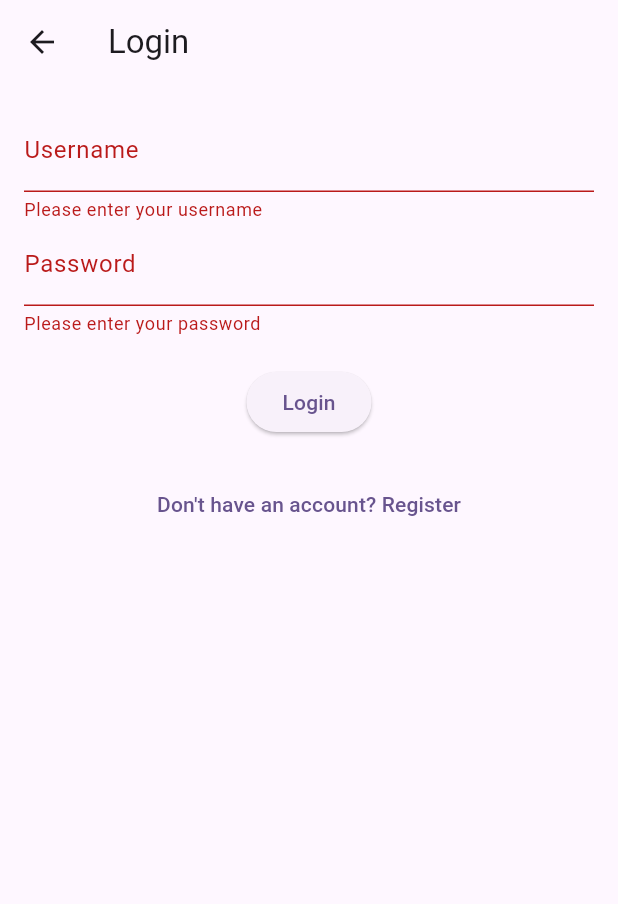
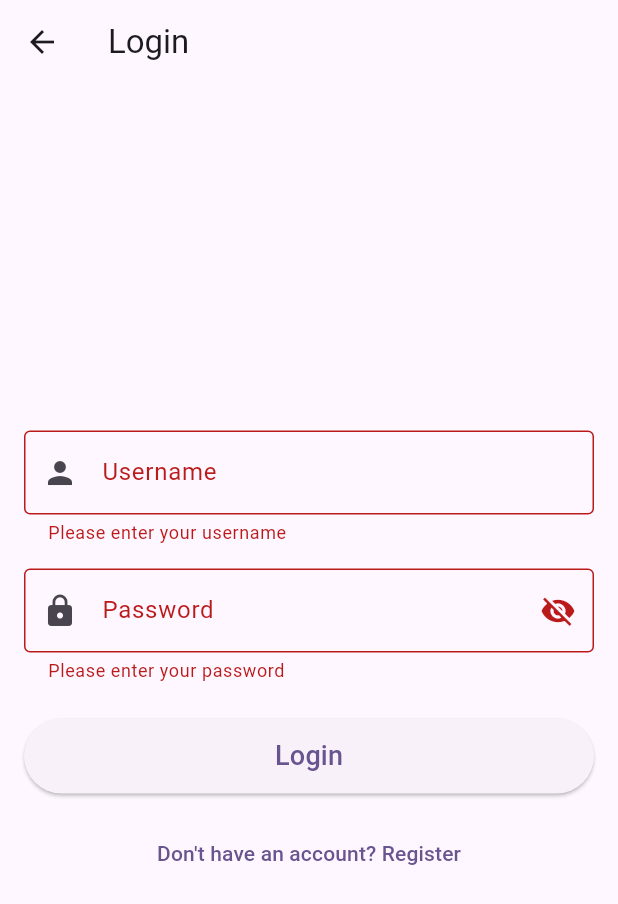
Before and after one commit to joe4780/notificationApp, a Flutter app: the screen it shows after launch, after a tap on "Login", on a phone screen of 412 x 824 dp. Shown: the top 904 px of the screen. Run offline on Flutter 3.47's test engine with Material 3 defaults, Android fonts, the light colour scheme and no system bars; our stand-ins replace firebase_core, firebase_messaging, flutter_secure_storage; accounts and stored records are empty.

Commit message:
user screens

```diff
--- a/notification_app/lib/login_screen.dart
+++ b/notification_app/lib/login_screen.dart
@@ -1,6 +1,7 @@
 import 'package:flutter/material.dart';
 import 'package:http/http.dart' as http;
 import 'dart:convert';
+import 'package:flutter_secure_storage/flutter_secure_storage.dart';
 
 class LoginScreen extends StatefulWidget {
   const LoginScreen({Key? key}) : super(key: key);
@@ -14,6 +15,16 @@ class _LoginScreenState extends State<LoginScreen> {
   final TextEditingController _passwordController = TextEditingController();
   final _formKey = GlobalKey<FormState>();
   bool _isLoading = false;
+  bool _obscurePassword = true;
+  final storage =
+      const FlutterSecureStorage(); // Secure storage for storing token
+
+  @override
+  void dispose() {
+    _usernameController.dispose();
+    _passwordController.dispose();
+    super.dispose();
+  }
 
   Future<void> _login() async {
     if (!_formKey.currentState!.validate()) {
@@ -24,36 +35,71 @@ class _LoginScreenState extends State<LoginScreen> {
       _isLoading = true;
     });
 
-    final username = _usernameController.text;
+    final username = _usernameController.text.trim();
     final password = _passwordController.text;
 
     try {
       final response = await http.post(
-        Uri.parse('http://localhost:3000/login'),
+        Uri.parse(
+            'http://localhost:3000/login'), // Replace with your server URL
         headers: {'Content-Type': 'application/json'},
         body: jsonEncode({'username': username, 'password': password}),
       );
 
+      print('Raw response: ${response.body}');
+
       if (response.statusCode == 200) {
         final data = jsonDecode(response.body);
-        final userId = data['userId']; // Updated to match backend response
-        Navigator.pushReplacementNamed(context, '/user', arguments: userId);
+
+        // Print the response type and contents for debugging
+        print('Response type: ${data.runtimeType}');
+        print('Response data: $data');
+
+        final String? token = data['token'];
+        final dynamic userId = data['userId']; // Handle userId conversion
+        final String? role = data['role'];
+
+        // Convert userId to integer if necessary
+        final int? parsedUserId =
+            (userId is int) ? userId : int.tryParse(userId.toString());
+
+        if (token != null && parsedUserId != null && role != null) {
+          // Store token and other details securely
+          await storage.write(key: 'auth_token', value: token);
+          await storage.write(key: 'user_id', value: parsedUserId.toString());
+          await storage.write(key: 'role', value: role);
+
+          if (!mounted) return;
+
+          // Navigate based on role
+          Navigator.pushReplacementNamed(
+            context,
+            role == 'admin' ? '/admin' : '/user',
+            arguments: {'userId': parsedUserId}, // Pass userId as a Map
+          );
         } else {
-        final data = jsonDecode(response.body);
-        ScaffoldMessenger.of(context).showSnackBar(
-          SnackBar(content: Text(data['error'] ?? 'Login failed')),
-        );
+          _showErrorSnackBar('Invalid response format from server');
+        }
+      } else {
+        final errorData = jsonDecode(response.body);
+        _showErrorSnackBar(errorData['error'] ?? 'Login failed');
       }
     } catch (e) {
       print('Error during login: $e');
-      ScaffoldMessenger.of(context).showSnackBar(
-        const SnackBar(content: Text('An error occurred')),
-      );
+      _showErrorSnackBar('An error occurred during login');
     } finally {
+      if (mounted) {
         setState(() {
           _isLoading = false;
         });
       }
+    }
+  }
+
+  void _showErrorSnackBar(String message) {
+    ScaffoldMessenger.of(context).showSnackBar(
+      SnackBar(content: Text(message)),
+    );
   }
 
   @override
@@ -62,15 +108,22 @@ class _LoginScreenState extends State<LoginScreen> {
       appBar: AppBar(
         title: const Text('Login'),
       ),
-      body: Padding(
+      body: Center(
+        child: SingleChildScrollView(
           padding: const EdgeInsets.all(16.0),
           child: Form(
             key: _formKey,
             child: Column(
+              mainAxisAlignment: MainAxisAlignment.center,
+              crossAxisAlignment: CrossAxisAlignment.stretch,
               children: [
                 TextFormField(
                   controller: _usernameController,
-                decoration: const InputDecoration(labelText: 'Username'),
+                  decoration: const InputDecoration(
+                    labelText: 'Username',
+                    prefixIcon: Icon(Icons.person),
+                    border: OutlineInputBorder(),
+                  ),
                   validator: (value) {
                     if (value == null || value.isEmpty) {
                       return 'Please enter your username';
@@ -78,10 +131,27 @@ class _LoginScreenState extends State<LoginScreen> {
                     return null;
                   },
                 ),
+                const SizedBox(height: 16),
                 TextFormField(
                   controller: _passwordController,
-                decoration: const InputDecoration(labelText: 'Password'),
-                obscureText: true,
+                  decoration: InputDecoration(
+                    labelText: 'Password',
+                    prefixIcon: const Icon(Icons.lock),
+                    suffixIcon: IconButton(
+                      icon: Icon(
+                        _obscurePassword
+                            ? Icons.visibility_off
+                            : Icons.visibility,
+                      ),
+                      onPressed: () {
+                        setState(() {
+                          _obscurePassword = !_obscurePassword;
+                        });
+                      },
+                    ),
+                    border: const OutlineInputBorder(),
+                  ),
+                  obscureText: _obscurePassword,
                   validator: (value) {
                     if (value == null || value.isEmpty) {
                       return 'Please enter your password';
@@ -89,14 +159,17 @@ class _LoginScreenState extends State<LoginScreen> {
                     return null;
                   },
                 ),
-              const SizedBox(height: 20),
+                const SizedBox(height: 24),
                 _isLoading
-                  ? const CircularProgressIndicator()
+                    ? const Center(child: CircularProgressIndicator())
                     : ElevatedButton(
                         onPressed: _login,
-                      child: const Text('Login'),
+                        child: const Padding(
+                          padding: EdgeInsets.symmetric(vertical: 12),
+                          child: Text('Login', style: TextStyle(fontSize: 18)),
                         ),
-              const SizedBox(height: 20),
+                      ),
+                const SizedBox(height: 16),
                 TextButton(
                   onPressed: () {
                     Navigator.pushNamed(context, '/register');
@@ -107,6 +180,7 @@ class _LoginScreenState extends State<LoginScreen> {
             ),
           ),
         ),
+      ),
     );
   }
 }
--- a/notification_app/lib/main.dart
+++ b/notification_app/lib/main.dart
@@ -17,7 +17,9 @@
         storageBucket: "notificationsapp-a3306.appspot.com",
         messagingSenderId: "731488632895",
         appId: "1:731488632895:web:6c7274bc43b10e2aeeb88a",
-            measurementId: "G-KCEV8X8MRV"));
+        measurementId: "G-KCEV8X8MRV",
+      ),
+    );
   } else {
     await Firebase.initializeApp();
   }
--- a/notification_app/pubspec.yaml
+++ b/notification_app/pubspec.yaml
@@ -14,7 +14,9 @@ dependencies:
   firebase_core: ^2.15.1
   intl: ^0.18.0
   socket_io_client: ^2.0.0
-
+  firebase_messaging: ^14.7.10
+  flutter_secure_storage: ^5.0.2
+  cloud_firestore: ^4.9.1
   cupertino_icons: ^1.0.8
 
 dev_dependencies:
```
Also changed, not shown: notification_app/pubspec.lock, 12 other files. Lines whose indentation alone changed are shown as unchanged.
